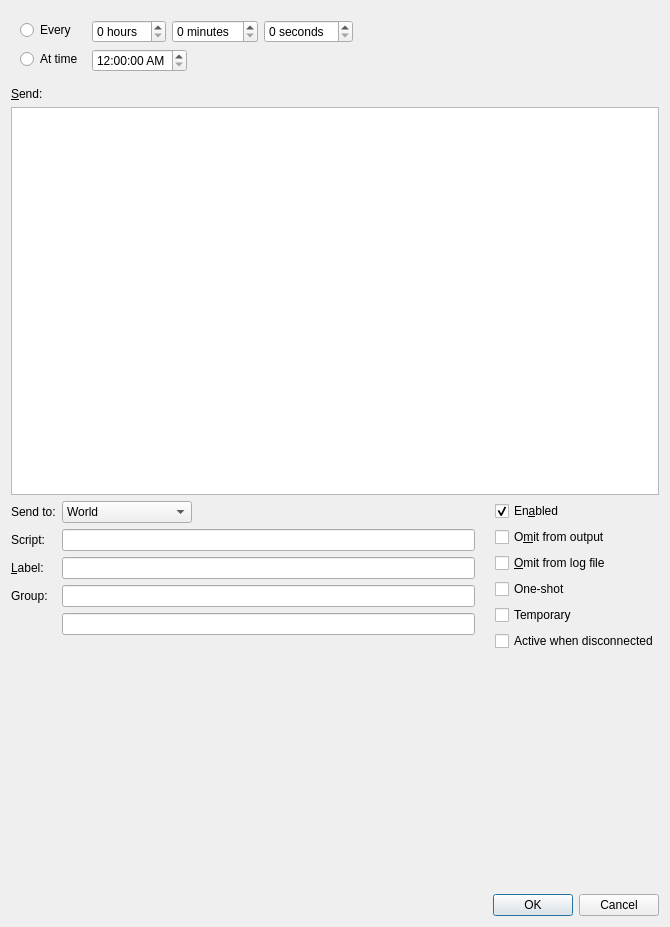
Qt form smushclient-qt/cpp/ui/prefs/timeredit.ui (jnbooth/smushclient) before a commit.
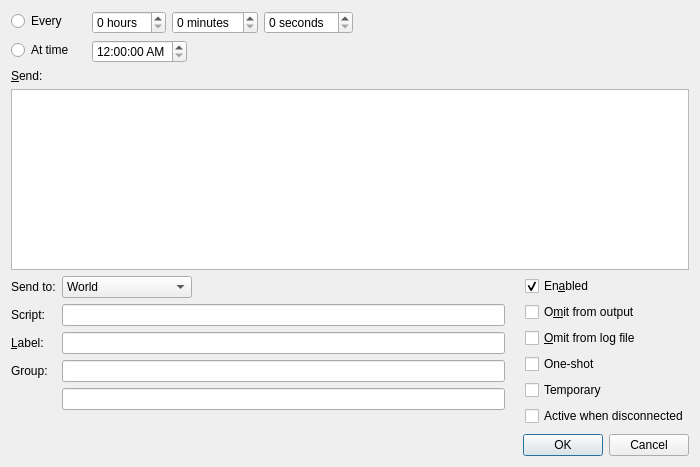
The same form after that commit.

Diff of the .ui file:
```diff
--- a/smushclient-qt/cpp/ui/prefs/timeredit.ui
+++ b/smushclient-qt/cpp/ui/prefs/timeredit.ui
@@ -6,13 +6,13 @@
    <rect>
     <x>0</x>
     <y>0</y>
-    <width>670</width>
-    <height>927</height>
+    <width>700</width>
+    <height>467</height>
    </rect>
   </property>
   <property name="minimumSize">
    <size>
-    <width>670</width>
+    <width>0</width>
     <height>0</height>
    </size>
   </property>
@@ -23,8 +23,32 @@
    <item>
     <widget class="QWidget" name="timers_event" native="true">
      <layout class="QFormLayout" name="formLayout">
+      <property name="leftMargin">
+       <number>0</number>
+      </property>
+      <property name="topMargin">
+       <number>0</number>
+      </property>
+      <property name="rightMargin">
+       <number>0</number>
+      </property>
+      <property name="bottomMargin">
+       <number>0</number>
+      </property>
       <item row="0" column="0">
        <widget class="QRadioButton" name="Occurrence_Interval">
+        <property name="sizePolicy">
+         <sizepolicy hsizetype="Minimum" vsizetype="Fixed">
+          <horstretch>0</horstretch>
+          <verstretch>0</verstretch>
+         </sizepolicy>
+        </property>
+        <property name="minimumSize">
+         <size>
+          <width>75</width>
+          <height>0</height>
+         </size>
+        </property>
         <property name="text">
          <string>Every </string>
         </property>
@@ -79,6 +103,12 @@
       </item>
       <item row="1" column="0">
        <widget class="QRadioButton" name="Occurrence_Time">
+        <property name="minimumSize">
+         <size>
+          <width>75</width>
+          <height>0</height>
+         </size>
+        </property>
         <property name="text">
          <string>At time </string>
         </property>
@@ -111,7 +141,20 @@
     </widget>
    </item>
    <item>
-    <widget class="QPlainTextEdit" name="Text"/>
+    <widget class="QPlainTextEdit" name="Text">
+     <property name="sizePolicy">
+      <sizepolicy hsizetype="Expanding" vsizetype="Expanding">
+       <horstretch>0</horstretch>
+       <verstretch>1</verstretch>
+      </sizepolicy>
+     </property>
+     <property name="minimumSize">
+      <size>
+       <width>0</width>
+       <height>0</height>
+      </size>
+     </property>
+    </widget>
    </item>
    <item>
     <layout class="QHBoxLayout" name="_main">
@@ -261,7 +304,7 @@
          <property name="sizeHint" stdset="0">
           <size>
            <width>20</width>
-           <height>40</height>
+           <height>2</height>
           </size>
          </property>
         </spacer>
@@ -326,7 +369,7 @@
          <property name="sizeHint" stdset="0">
           <size>
            <width>20</width>
-           <height>40</height>
+           <height>2</height>
           </size>
          </property>
         </spacer>
```
Left out of the diff: 2 changed lines with no effect on the pictures.
